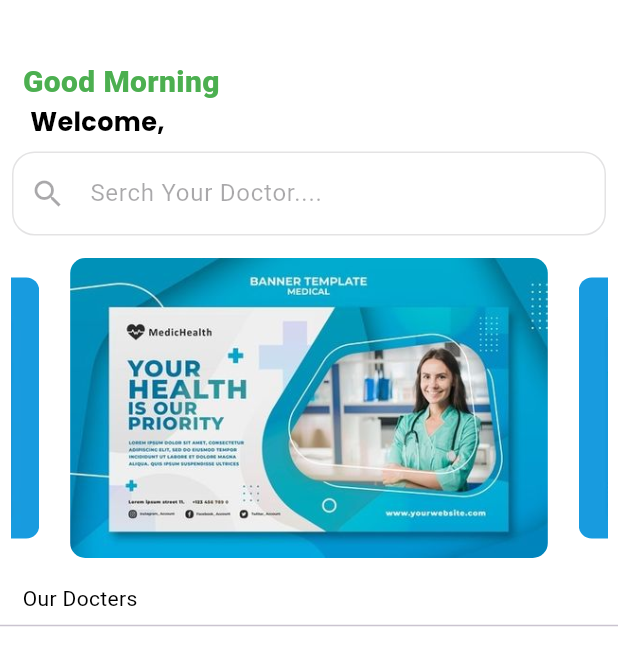
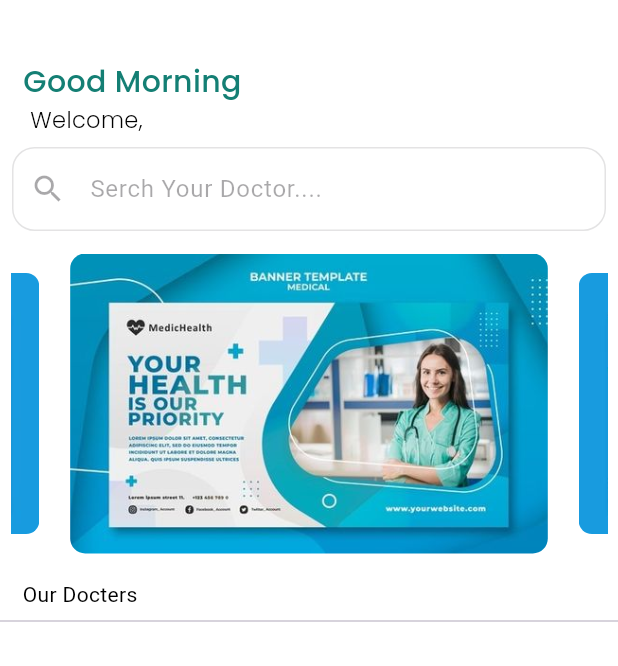
Before and after one commit to muhammadfazilkp/hospital-management, a Flutter app: the HomePageScreen screen opened directly, on a phone screen of 412 x 824 dp. Shown: the top 666 px of the screen. Run offline on Flutter 3.47's test engine with Material 3 defaults, Android fonts, the phone set to English and light mode, and no system bars; drawn by our look-alikes of carousel_slider; our stand-ins replace cloud_firestore, firebase_auth, firebase_core, firebase_storage, fluttertoast, google_fonts and 4 more; missing offline and left inert: otp_pin_field, razorpay_flutter; accounts and stored records are empty; network calls fail; Roboto replaces fonts that are missing (Kadwa); project files that could hold a hidden picture were left out.

Commit message:
font changed

```diff
--- a/lib/core/core.dart
+++ b/lib/core/core.dart
@@ -7,7 +7,6 @@ const SizedBox box = SizedBox(
 const SizedBox boxW = SizedBox(
   width: 20,
 );
-
 
 TextStyle fonts = GoogleFonts.kadwa(
     textStyle: const TextStyle(color: Colors.black, fontSize: 13));
@@ -26,18 +25,18 @@ TextStyle booking = GoogleFonts.poppins(
 
 TextStyle view = GoogleFonts.poppins(
     textStyle: const TextStyle(
-        color: Colors.black, fontSize: 17, fontWeight: FontWeight.bold));
+        color: Colors.black, fontSize: 15, fontWeight: FontWeight.w300));
 
 //greetings
-TextStyle greet = GoogleFonts.kadwa(
+TextStyle greet = GoogleFonts.poppins(
     textStyle: const TextStyle(
-        color: Colors.green, fontSize: 20, fontWeight: FontWeight.w900));
+        color: Color.fromARGB(255, 20, 127, 116), fontSize: 20, fontWeight: FontWeight.w500));
 
-        TextStyle payment = GoogleFonts.poppins(
+TextStyle payment = GoogleFonts.poppins(
     textStyle: const TextStyle(
         color: Colors.green, fontSize: 17, fontWeight: FontWeight.w300));
 
-     TextStyle settings = GoogleFonts.poppins(
+TextStyle settings = GoogleFonts.poppins(
     textStyle: const TextStyle(
         color: Colors.black, fontSize: 17, fontWeight: FontWeight.w300));
 
```
Also changed, not shown: lib/presentetion/slot_screens/view_slot.dart (+23 -4 lines), lib/presentetion/splash/splash.dart (+8 -5 lines).
